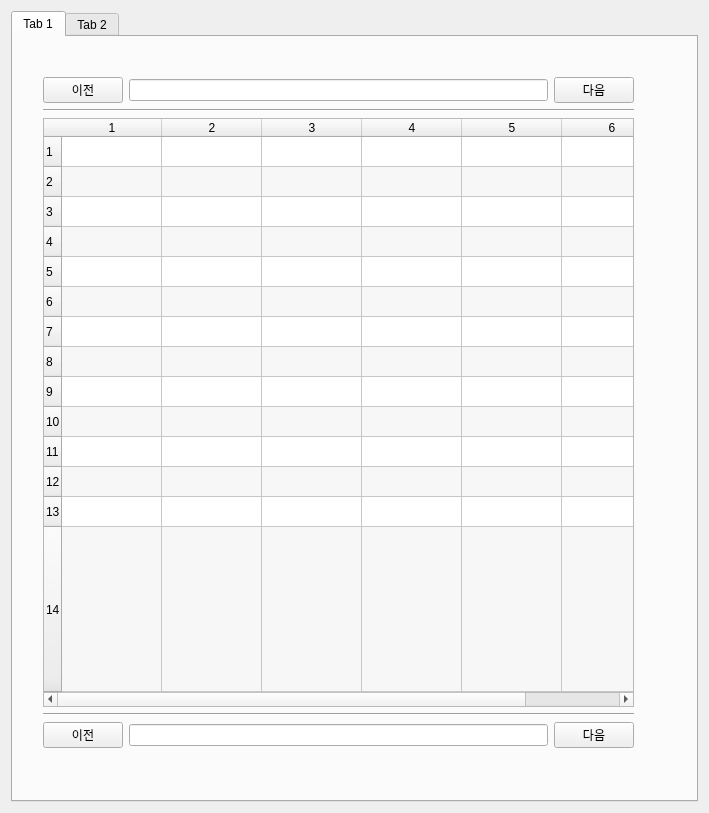
Above: ui/auto_log_program.ui from seraph92/win32_test before the change. Below: the same form after it.
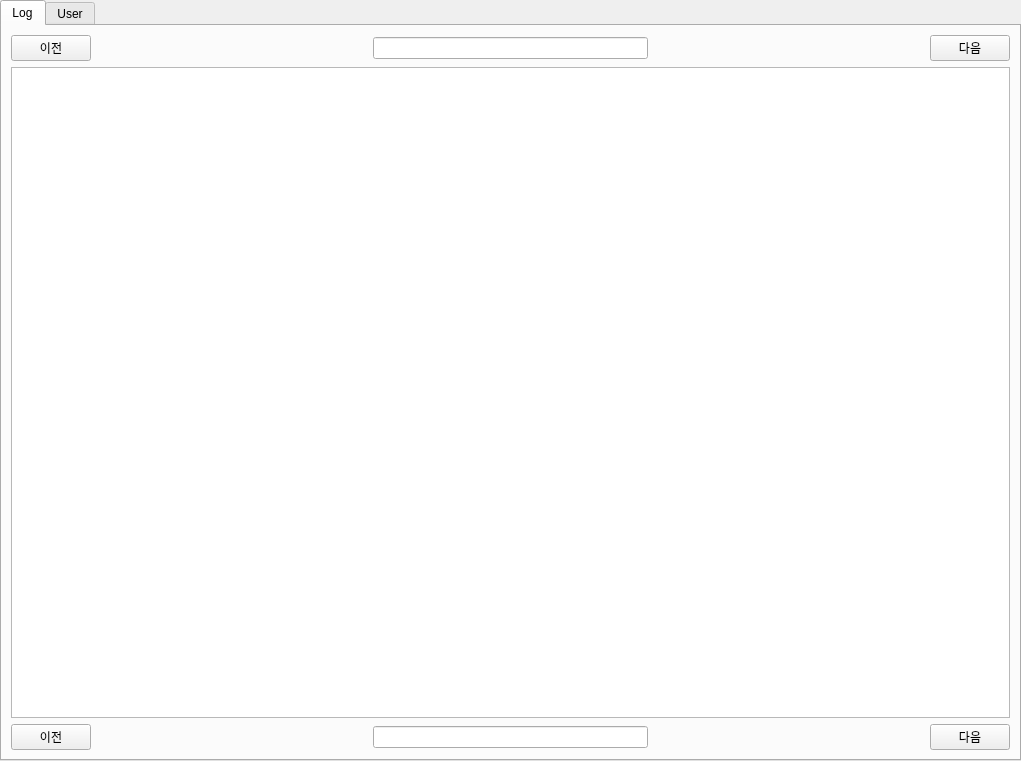
That is the form after the change.

Commit message: MVVM 적용

```diff
--- a/ui/auto_log_program.ui
+++ b/ui/auto_log_program.ui
@@ -2,124 +2,28 @@
 <ui version="4.0">
  <class>logMonForm</class>
  <widget class="QWidget" name="logMonForm">
-  <property name="geometry">
-   <rect>
-    <x>0</x>
-    <y>0</y>
-    <width>709</width>
-    <height>813</height>
-   </rect>
-  </property>
   <property name="windowTitle">
    <string>Form</string>
   </property>
-  <layout class="QVBoxLayout" name="verticalLayout_2">
-   <item>
-    <layout class="QVBoxLayout" name="verticalLayout">
-     <item>
       <widget class="QTabWidget" name="tabWidget">
+   <property name="geometry">
+    <rect>
+     <x>0</x>
+     <y>0</y>
+     <width>1021</width>
+     <height>761</height>
+    </rect>
+   </property>
        <property name="currentIndex">
         <number>0</number>
        </property>
        <widget class="QWidget" name="logTab">
         <attribute name="title">
-         <string>Tab 1</string>
-        </attribute>
-        <widget class="QWidget" name="verticalLayoutWidget_2">
-         <property name="geometry">
-          <rect>
-           <x>30</x>
-           <y>40</y>
-           <width>591</width>
-           <height>671</height>
-          </rect>
-         </property>
+     <string>Log</string>
+    </attribute>
          <layout class="QVBoxLayout" name="verticalLayout_3">
           <item>
-           <layout class="QHBoxLayout" name="horizontalLayout_2">
-            <item>
-             <widget class="QPushButton" name="beforeBtn">
-              <property name="text">
-               <string>이전</string>
-              </property>
-             </widget>
-            </item>
-            <item>
-             <widget class="QLineEdit" name="pageLineEdit"/>
-            </item>
-            <item>
-             <widget class="QPushButton" name="nextBtn">
-              <property name="text">
-               <string>다음</string>
-              </property>
-             </widget>
-            </item>
-           </layout>
-          </item>
-          <item>
-           <widget class="Line" name="line_2">
-            <property name="orientation">
-             <enum>Qt::Horizontal</enum>
-            </property>
-           </widget>
-          </item>
-          <item>
-           <widget class="QTableWidget" name="tableWidget">
-            <property name="alternatingRowColors">
-             <bool>true</bool>
-            </property>
-            <property name="selectionBehavior">
-             <enum>QAbstractItemView::SelectRows</enum>
-            </property>
-            <property name="rowCount">
-             <number>14</number>
-            </property>
-            <property name="columnCount">
-             <number>6</number>
-            </property>
-            <attribute name="horizontalHeaderVisible">
-             <bool>true</bool>
-            </attribute>
-            <attribute name="horizontalHeaderCascadingSectionResizes">
-             <bool>false</bool>
-            </attribute>
-            <attribute name="horizontalHeaderStretchLastSection">
-             <bool>true</bool>
-            </attribute>
-            <attribute name="verticalHeaderStretchLastSection">
-             <bool>true</bool>
-            </attribute>
-            <row/>
-            <row/>
-            <row/>
-            <row/>
-            <row/>
-            <row/>
-            <row/>
-            <row/>
-            <row/>
-            <row/>
-            <row/>
-            <row/>
-            <row/>
-            <row/>
-            <column/>
-            <column/>
-            <column/>
-            <column/>
-            <column/>
-            <column/>
-           </widget>
-          </item>
-          <item>
-           <widget class="Line" name="line">
-            <property name="orientation">
-             <enum>Qt::Horizontal</enum>
-            </property>
-           </widget>
-          </item>
-          <item>
-           <layout class="QHBoxLayout" name="horizontalLayout">
+      <layout class="QHBoxLayout" name="horizontalLayout_3">
             <item>
              <widget class="QPushButton" name="beforeBtn_3">
               <property name="text">
@@ -128,7 +32,37 @@
              </widget>
             </item>
             <item>
-             <widget class="QLineEdit" name="pageLineEdit_3"/>
+        <spacer name="horizontalSpacer_5">
+         <property name="orientation">
+          <enum>Qt::Horizontal</enum>
+         </property>
+         <property name="sizeHint" stdset="0">
+          <size>
+           <width>40</width>
+           <height>20</height>
+          </size>
+         </property>
+        </spacer>
+       </item>
+       <item>
+        <widget class="QLineEdit" name="pageLineEdit_3">
+         <property name="alignment">
+          <set>Qt::AlignCenter</set>
+         </property>
+        </widget>
+       </item>
+       <item>
+        <spacer name="horizontalSpacer_6">
+         <property name="orientation">
+          <enum>Qt::Horizontal</enum>
+         </property>
+         <property name="sizeHint" stdset="0">
+          <size>
+           <width>40</width>
+           <height>20</height>
+          </size>
+         </property>
+        </spacer>
             </item>
             <item>
              <widget class="QPushButton" name="nextBtn_3">
@@ -139,24 +73,73 @@
             </item>
            </layout>
           </item>
-         </layout>
-        </widget>
+     <item>
+      <widget class="QTableView" name="logTableView">
+       <property name="selectionBehavior">
+        <enum>QAbstractItemView::SelectRows</enum>
+       </property>
+      </widget>
+     </item>
+     <item>
+      <layout class="QHBoxLayout" name="horizontalLayout_4">
+       <item>
+        <widget class="QPushButton" name="beforeBtn_4">
+         <property name="text">
+          <string>이전</string>
+         </property>
+        </widget>
+       </item>
+       <item>
+        <spacer name="horizontalSpacer_7">
+         <property name="orientation">
+          <enum>Qt::Horizontal</enum>
+         </property>
+         <property name="sizeHint" stdset="0">
+          <size>
+           <width>40</width>
+           <height>20</height>
+          </size>
+         </property>
+        </spacer>
+       </item>
+       <item>
+        <widget class="QLineEdit" name="pageLineEdit_4">
+         <property name="alignment">
+          <set>Qt::AlignCenter</set>
+         </property>
+        </widget>
+       </item>
+       <item>
+        <spacer name="horizontalSpacer_8">
+         <property name="orientation">
+          <enum>Qt::Horizontal</enum>
+         </property>
+         <property name="sizeHint" stdset="0">
+          <size>
+           <width>40</width>
+           <height>20</height>
+          </size>
+         </property>
+        </spacer>
+       </item>
+       <item>
+        <widget class="QPushButton" name="nextBtn_4">
+         <property name="text">
+          <string>다음</string>
+         </property>
+        </widget>
+       </item>
+      </layout>
+     </item>
+    </layout>
        </widget>
        <widget class="QWidget" name="userTab">
         <attribute name="title">
-         <string>Tab 2</string>
-        </attribute>
-        <layout class="QVBoxLayout" name="verticalLayout_6">
-         <item>
-          <layout class="QVBoxLayout" name="verticalLayout_5"/>
-         </item>
-        </layout>
-       </widget>
-      </widget>
-     </item>
-    </layout>
-   </item>
-  </layout>
+     <string>User</string>
+    </attribute>
+    <layout class="QVBoxLayout" name="verticalLayout_2"/>
+   </widget>
+  </widget>
  </widget>
  <resources/>
  <connections/>
```
Left out of the diff: 2 changed lines with no effect on the pictures. Lines whose indentation alone changed are shown as unchanged. The commit also changes 1 other file.
